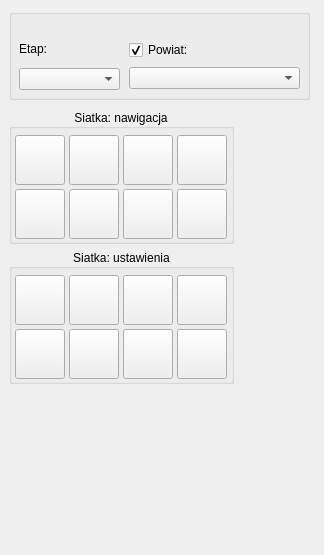
First picture: the form in moek_editor_dockwidget_base.ui, repository dszrek/moek_editor, before the edit.
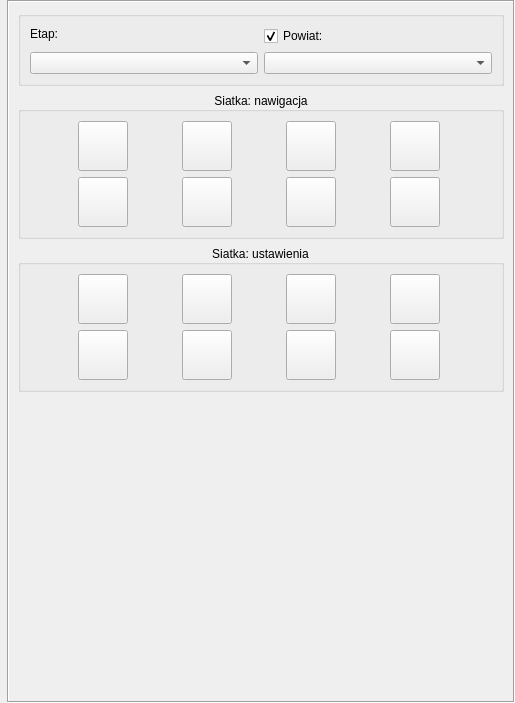
Second picture: the form after the edit.

Commit message: Porządki w .ui robione pod nowy system paneli

```diff
--- a/moek_editor_dockwidget_base.ui
+++ b/moek_editor_dockwidget_base.ui
@@ -6,16 +6,30 @@
    <rect>
     <x>0</x>
     <y>0</y>
-    <width>324</width>
-    <height>555</height>
+    <width>515</width>
+    <height>703</height>
    </rect>
   </property>
   <property name="minimumSize">
    <size>
-    <width>324</width>
-    <height>555</height>
+    <width>228</width>
+    <height>600</height>
    </size>
   </property>
+  <property name="font">
+   <font>
+    <family>Segoe UI</family>
+   </font>
+  </property>
+  <property name="styleSheet">
+   <string notr="true"/>
+  </property>
+  <property name="features">
+   <set>QDockWidget::DockWidgetClosable</set>
+  </property>
+  <property name="allowedAreas">
+   <set>Qt::LeftDockWidgetArea</set>
+  </property>
   <property name="windowTitle">
    <string>MOEK Editor</string>
   </property>
@@ -23,36 +37,63 @@
    <property name="enabled">
     <bool>true</bool>
    </property>
-   <layout class="QGridLayout" name="gridLayout">
-    <item row="0" column="0">
+   <layout class="QVBoxLayout" name="verticalLayout_2">
+    <property name="leftMargin">
+     <number>7</number>
+    </property>
+    <property name="topMargin">
+     <number>0</number>
+    </property>
+    <property name="rightMargin">
+     <number>0</number>
+    </property>
+    <property name="bottomMargin">
+     <number>0</number>
+    </property>
+    <item>
      <widget class="QScrollArea" name="widgetScrollArea">
+      <property name="sizePolicy">
+       <sizepolicy hsizetype="Expanding" vsizetype="Expanding">
+        <horstretch>0</horstretch>
+        <verstretch>0</verstretch>
+       </sizepolicy>
+      </property>
+      <property name="styleSheet">
+       <string notr="true"/>
+      </property>
       <property name="frameShape">
-       <enum>QFrame::NoFrame</enum>
+       <enum>QFrame::Box</enum>
       </property>
       <property name="frameShadow">
-       <enum>QFrame::Plain</enum>
+       <enum>QFrame::Sunken</enum>
+      </property>
+      <property name="verticalScrollBarPolicy">
+       <enum>Qt::ScrollBarAsNeeded</enum>
+      </property>
+      <property name="horizontalScrollBarPolicy">
+       <enum>Qt::ScrollBarAsNeeded</enum>
+      </property>
+      <property name="sizeAdjustPolicy">
+       <enum>QAbstractScrollArea::AdjustIgnored</enum>
       </property>
       <property name="widgetResizable">
        <bool>true</bool>
       </property>
+      <property name="alignment">
+       <set>Qt::AlignLeading|Qt::AlignLeft|Qt::AlignTop</set>
+      </property>
       <widget class="QWidget" name="scrollAreaWidgetContents">
        <property name="geometry">
         <rect>
          <x>0</x>
          <y>0</y>
-         <width>302</width>
-         <height>507</height>
+         <width>504</width>
+         <height>677</height>
         </rect>
        </property>
+       <layout class="QVBoxLayout" name="verticalLayout">
+        <item>
        <widget class="QGroupBox" name="tpBox">
-        <property name="geometry">
-         <rect>
-          <x>0</x>
-          <y>0</y>
-          <width>301</width>
-          <height>91</height>
-         </rect>
-        </property>
         <property name="title">
          <string/>
         </property>
@@ -65,15 +106,8 @@
         <property name="checked">
          <bool>false</bool>
         </property>
-        <widget class="QWidget" name="layoutWidget">
-         <property name="geometry">
-          <rect>
-           <x>120</x>
-           <y>30</y>
-           <width>171</width>
-           <height>51</height>
-          </rect>
-         </property>
+          <layout class="QGridLayout" name="gridLayout_3">
+           <item row="0" column="1">
          <layout class="QVBoxLayout" name="powiatLayout">
           <property name="spacing">
            <number>6</number>
@@ -107,16 +141,8 @@
            <widget class="QComboBox" name="powiatComboBox"/>
           </item>
          </layout>
-        </widget>
-        <widget class="QWidget" name="layoutWidget">
-         <property name="geometry">
-          <rect>
-           <x>10</x>
-           <y>30</y>
-           <width>101</width>
-           <height>51</height>
-          </rect>
-         </property>
+           </item>
+           <item row="0" column="0">
          <layout class="QVBoxLayout" name="teamLayout">
           <property name="spacing">
            <number>10</number>
@@ -141,20 +167,15 @@
            <widget class="QComboBox" name="teamComboBox"/>
           </item>
          </layout>
-        </widget>
-       </widget>
+           </item>
+          </layout>
+         </widget>
+        </item>
+        <item>
        <widget class="QGroupBox" name="gb_vn">
         <property name="enabled">
          <bool>true</bool>
         </property>
-        <property name="geometry">
-         <rect>
-          <x>0</x>
-          <y>100</y>
-          <width>225</width>
-          <height>135</height>
-         </rect>
-        </property>
         <property name="autoFillBackground">
          <bool>true</bool>
         </property>
@@ -170,58 +191,9 @@
         <property name="checkable">
          <bool>false</bool>
         </property>
-        <widget class="QPushButton" name="btn_vn_sel">
-         <property name="geometry">
-          <rect>
-           <x>6</x>
-           <y>26</y>
-           <width>50</width>
-           <height>50</height>
-          </rect>
-         </property>
-         <property name="sizePolicy">
-          <sizepolicy hsizetype="Fixed" vsizetype="Fixed">
-           <horstretch>0</horstretch>
-           <verstretch>0</verstretch>
-          </sizepolicy>
-         </property>
-         <property name="minimumSize">
-          <size>
-           <width>50</width>
-           <height>50</height>
-          </size>
-         </property>
-         <property name="focusPolicy">
-          <enum>Qt::NoFocus</enum>
-         </property>
-         <property name="toolTip">
-          <string/>
-         </property>
-         <property name="text">
-          <string/>
-         </property>
-         <property name="iconSize">
-          <size>
-           <width>40</width>
-           <height>40</height>
-          </size>
-         </property>
-         <property name="checkable">
-          <bool>true</bool>
-         </property>
-         <property name="flat">
-          <bool>false</bool>
-         </property>
-        </widget>
+          <layout class="QGridLayout" name="gridLayout">
+           <item row="0" column="1">
         <widget class="QPushButton" name="btn_vn_zoom">
-         <property name="geometry">
-          <rect>
-           <x>60</x>
-           <y>26</y>
-           <width>50</width>
-           <height>50</height>
-          </rect>
-         </property>
          <property name="sizePolicy">
           <sizepolicy hsizetype="Fixed" vsizetype="Fixed">
            <horstretch>0</horstretch>
@@ -256,15 +228,9 @@
           <bool>false</bool>
          </property>
         </widget>
+           </item>
+           <item row="0" column="2">
         <widget class="QPushButton" name="btn_vn_done">
-         <property name="geometry">
-          <rect>
-           <x>114</x>
-           <y>26</y>
-           <width>50</width>
-           <height>50</height>
-          </rect>
-         </property>
          <property name="sizePolicy">
           <sizepolicy hsizetype="Fixed" vsizetype="Fixed">
            <horstretch>0</horstretch>
@@ -299,95 +265,9 @@
           <bool>false</bool>
          </property>
         </widget>
-        <widget class="QPushButton" name="btn_prev">
-         <property name="geometry">
-          <rect>
-           <x>114</x>
-           <y>80</y>
-           <width>50</width>
-           <height>50</height>
-          </rect>
-         </property>
-         <property name="sizePolicy">
-          <sizepolicy hsizetype="Fixed" vsizetype="Fixed">
-           <horstretch>0</horstretch>
-           <verstretch>0</verstretch>
-          </sizepolicy>
-         </property>
-         <property name="minimumSize">
-          <size>
-           <width>50</width>
-           <height>50</height>
-          </size>
-         </property>
-         <property name="focusPolicy">
-          <enum>Qt::NoFocus</enum>
-         </property>
-         <property name="toolTip">
-          <string>wybierz pole</string>
-         </property>
-         <property name="text">
-          <string/>
-         </property>
-         <property name="iconSize">
-          <size>
-           <width>40</width>
-           <height>40</height>
-          </size>
-         </property>
-         <property name="checkable">
-          <bool>false</bool>
-         </property>
-        </widget>
-        <widget class="QPushButton" name="btn_next">
-         <property name="geometry">
-          <rect>
-           <x>168</x>
-           <y>80</y>
-           <width>50</width>
-           <height>50</height>
-          </rect>
-         </property>
-         <property name="sizePolicy">
-          <sizepolicy hsizetype="Fixed" vsizetype="Fixed">
-           <horstretch>0</horstretch>
-           <verstretch>0</verstretch>
-          </sizepolicy>
-         </property>
-         <property name="minimumSize">
-          <size>
-           <width>50</width>
-           <height>50</height>
-          </size>
-         </property>
-         <property name="focusPolicy">
-          <enum>Qt::NoFocus</enum>
-         </property>
-         <property name="toolTip">
-          <string>wybierz pole</string>
-         </property>
-         <property name="text">
-          <string/>
-         </property>
-         <property name="iconSize">
-          <size>
-           <width>40</width>
-           <height>40</height>
-          </size>
-         </property>
-         <property name="checkable">
-          <bool>false</bool>
-         </property>
-        </widget>
+           </item>
+           <item row="0" column="3">
         <widget class="QPushButton" name="btn_vn_doneF">
-         <property name="geometry">
-          <rect>
-           <x>168</x>
-           <y>26</y>
-           <width>50</width>
-           <height>50</height>
-          </rect>
-         </property>
          <property name="sizePolicy">
           <sizepolicy hsizetype="Fixed" vsizetype="Fixed">
            <horstretch>0</horstretch>
@@ -422,55 +302,9 @@
           <bool>false</bool>
          </property>
         </widget>
-        <widget class="QPushButton" name="btn_ge2q">
-         <property name="geometry">
-          <rect>
-           <x>60</x>
-           <y>80</y>
-           <width>50</width>
-           <height>50</height>
-          </rect>
-         </property>
-         <property name="sizePolicy">
-          <sizepolicy hsizetype="Fixed" vsizetype="Fixed">
-           <horstretch>0</horstretch>
-           <verstretch>0</verstretch>
-          </sizepolicy>
-         </property>
-         <property name="minimumSize">
-          <size>
-           <width>50</width>
-           <height>50</height>
-          </size>
-         </property>
-         <property name="focusPolicy">
-          <enum>Qt::NoFocus</enum>
-         </property>
-         <property name="toolTip">
-          <string>wybierz pole</string>
-         </property>
-         <property name="text">
-          <string/>
-         </property>
-         <property name="iconSize">
-          <size>
-           <width>40</width>
-           <height>40</height>
-          </size>
-         </property>
-         <property name="checkable">
-          <bool>false</bool>
-         </property>
-        </widget>
+           </item>
+           <item row="1" column="0">
         <widget class="QPushButton" name="btn_q2ge">
-         <property name="geometry">
-          <rect>
-           <x>6</x>
-           <y>80</y>
-           <width>50</width>
-           <height>50</height>
-          </rect>
-         </property>
          <property name="sizePolicy">
           <sizepolicy hsizetype="Fixed" vsizetype="Fixed">
            <horstretch>0</horstretch>
@@ -505,16 +339,154 @@
           <bool>false</bool>
          </property>
         </widget>
-       </widget>
+           </item>
+           <item row="1" column="1">
+            <widget class="QPushButton" name="btn_ge2q">
+             <property name="sizePolicy">
+              <sizepolicy hsizetype="Fixed" vsizetype="Fixed">
+               <horstretch>0</horstretch>
+               <verstretch>0</verstretch>
+              </sizepolicy>
+             </property>
+             <property name="minimumSize">
+              <size>
+               <width>50</width>
+               <height>50</height>
+              </size>
+             </property>
+             <property name="focusPolicy">
+              <enum>Qt::NoFocus</enum>
+             </property>
+             <property name="toolTip">
+              <string>wybierz pole</string>
+             </property>
+             <property name="text">
+              <string/>
+             </property>
+             <property name="iconSize">
+              <size>
+               <width>40</width>
+               <height>40</height>
+              </size>
+             </property>
+             <property name="checkable">
+              <bool>false</bool>
+             </property>
+            </widget>
+           </item>
+           <item row="1" column="2">
+            <widget class="QPushButton" name="btn_prev">
+             <property name="sizePolicy">
+              <sizepolicy hsizetype="Fixed" vsizetype="Fixed">
+               <horstretch>0</horstretch>
+               <verstretch>0</verstretch>
+              </sizepolicy>
+             </property>
+             <property name="minimumSize">
+              <size>
+               <width>50</width>
+               <height>50</height>
+              </size>
+             </property>
+             <property name="focusPolicy">
+              <enum>Qt::NoFocus</enum>
+             </property>
+             <property name="toolTip">
+              <string>wybierz pole</string>
+             </property>
+             <property name="text">
+              <string/>
+             </property>
+             <property name="iconSize">
+              <size>
+               <width>40</width>
+               <height>40</height>
+              </size>
+             </property>
+             <property name="checkable">
+              <bool>false</bool>
+             </property>
+            </widget>
+           </item>
+           <item row="1" column="3">
+            <widget class="QPushButton" name="btn_next">
+             <property name="sizePolicy">
+              <sizepolicy hsizetype="Fixed" vsizetype="Fixed">
+               <horstretch>0</horstretch>
+               <verstretch>0</verstretch>
+              </sizepolicy>
+             </property>
+             <property name="minimumSize">
+              <size>
+               <width>50</width>
+               <height>50</height>
+              </size>
+             </property>
+             <property name="focusPolicy">
+              <enum>Qt::NoFocus</enum>
+             </property>
+             <property name="toolTip">
+              <string>wybierz pole</string>
+             </property>
+             <property name="text">
+              <string/>
+             </property>
+             <property name="iconSize">
+              <size>
+               <width>40</width>
+               <height>40</height>
+              </size>
+             </property>
+             <property name="checkable">
+              <bool>false</bool>
+             </property>
+            </widget>
+           </item>
+           <item row="0" column="0">
+            <widget class="QToolButton" name="btn_vn_sel">
+             <property name="sizePolicy">
+              <sizepolicy hsizetype="Fixed" vsizetype="Fixed">
+               <horstretch>0</horstretch>
+               <verstretch>0</verstretch>
+              </sizepolicy>
+             </property>
+             <property name="minimumSize">
+              <size>
+               <width>50</width>
+               <height>50</height>
+              </size>
+             </property>
+             <property name="focusPolicy">
+              <enum>Qt::NoFocus</enum>
+             </property>
+             <property name="toolTip">
+              <string/>
+             </property>
+             <property name="text">
+              <string/>
+             </property>
+             <property name="iconSize">
+              <size>
+               <width>40</width>
+               <height>40</height>
+              </size>
+             </property>
+             <property name="checkable">
+              <bool>true</bool>
+             </property>
+             <property name="toolButtonStyle">
+              <enum>Qt::ToolButtonIconOnly</enum>
+             </property>
+             <property name="autoRaise">
+              <bool>false</bool>
+             </property>
+            </widget>
+           </item>
+          </layout>
+         </widget>
+        </item>
+        <item>
        <widget class="QGroupBox" name="gb_vn_2">
-        <property name="geometry">
-         <rect>
-          <x>0</x>
-          <y>240</y>
-          <width>225</width>
-          <height>135</height>
-         </rect>
-        </property>
         <property name="autoFillBackground">
          <bool>true</bool>
         </property>
@@ -527,15 +499,9 @@
         <property name="flat">
          <bool>false</bool>
         </property>
+          <layout class="QGridLayout" name="gridLayout_2">
+           <item row="0" column="0">
         <widget class="QPushButton" name="btn_vn_setup">
-         <property name="geometry">
-          <rect>
-           <x>6</x>
-           <y>26</y>
-           <width>50</width>
-           <height>50</height>
-          </rect>
-         </property>
          <property name="sizePolicy">
           <sizepolicy hsizetype="Fixed" vsizetype="Fixed">
            <horstretch>0</horstretch>
@@ -570,15 +536,9 @@
           <bool>false</bool>
          </property>
         </widget>
+           </item>
+           <item row="0" column="1">
         <widget class="QPushButton" name="btn_vn_pow_sel">
-         <property name="geometry">
-          <rect>
-           <x>60</x>
-           <y>26</y>
-           <width>50</width>
-           <height>50</height>
-          </rect>
-         </property>
          <property name="sizePolicy">
           <sizepolicy hsizetype="Fixed" vsizetype="Fixed">
            <horstretch>0</horstretch>
@@ -613,15 +573,9 @@
           <bool>false</bool>
          </property>
         </widget>
+           </item>
+           <item row="0" column="2">
         <widget class="QPushButton" name="btn_vn_polysel">
-         <property name="geometry">
-          <rect>
-           <x>114</x>
-           <y>26</y>
-           <width>50</width>
-           <height>50</height>
-          </rect>
-         </property>
          <property name="sizePolicy">
           <sizepolicy hsizetype="Fixed" vsizetype="Fixed">
            <horstretch>0</horstretch>
@@ -656,95 +610,9 @@
           <bool>false</bool>
          </property>
         </widget>
-        <widget class="QPushButton" name="btn_prev_2">
-         <property name="geometry">
-          <rect>
-           <x>114</x>
-           <y>80</y>
-           <width>50</width>
-           <height>50</height>
-          </rect>
-         </property>
-         <property name="sizePolicy">
-          <sizepolicy hsizetype="Fixed" vsizetype="Fixed">
-           <horstretch>0</horstretch>
-           <verstretch>0</verstretch>
-          </sizepolicy>
-         </property>
-         <property name="minimumSize">
-          <size>
-           <width>50</width>
-           <height>50</height>
-          </size>
-         </property>
-         <property name="focusPolicy">
-          <enum>Qt::NoFocus</enum>
-         </property>
-         <property name="toolTip">
-          <string>wybierz pole</string>
-         </property>
-         <property name="text">
-          <string/>
-         </property>
-         <property name="iconSize">
-          <size>
-           <width>40</width>
-           <height>40</height>
-          </size>
-         </property>
-         <property name="checkable">
-          <bool>false</bool>
-         </property>
-        </widget>
-        <widget class="QPushButton" name="btn_next_2">
-         <property name="geometry">
-          <rect>
-           <x>168</x>
-           <y>80</y>
-           <width>50</width>
-           <height>50</height>
-          </rect>
-         </property>
-         <property name="sizePolicy">
-          <sizepolicy hsizetype="Fixed" vsizetype="Fixed">
-           <horstretch>0</horstretch>
-           <verstretch>0</verstretch>
-          </sizepolicy>
-         </property>
-         <property name="minimumSize">
-          <size>
-           <width>50</width>
-           <height>50</height>
-          </size>
-         </property>
-         <property name="focusPolicy">
-          <enum>Qt::NoFocus</enum>
-         </property>
-         <property name="toolTip">
-          <string>wybierz pole</string>
-         </property>
-         <property name="text">
-          <string/>
-         </property>
-         <property name="iconSize">
-          <size>
-           <width>40</width>
-           <height>40</height>
-          </size>
-         </property>
-         <property name="checkable">
-          <bool>false</bool>
-         </property>
-        </widget>
+           </item>
+           <item row="0" column="3">
         <widget class="QPushButton" name="btn_vn_unsel">
-         <property name="geometry">
-          <rect>
-           <x>168</x>
-           <y>26</y>
-           <width>50</width>
-           <height>50</height>
-          </rect>
-         </property>
          <property name="sizePolicy">
           <sizepolicy hsizetype="Fixed" vsizetype="Fixed">
            <horstretch>0</horstretch>
@@ -779,58 +647,46 @@
           <bool>false</bool>
          </property>
         </widget>
-        <widget class="QPushButton" name="btn_vn_sub">
-         <property name="geometry">
-          <rect>
-           <x>60</x>
-           <y>80</y>
-           <width>50</width>
-           <height>50</height>
-          </rect>
-         </property>
-         <property name="sizePolicy">
-          <sizepolicy hsizetype="Fixed" vsizetype="Fixed">
-           <horstretch>0</horstretch>
-           <verstretch>0</verstretch>
-          </sizepolicy>
-         </property>
-         <property name="minimumSize">
-          <size>
-           <width>50</width>
-           <height>50</height>
-          </size>
-         </property>
-         <property name="focusPolicy">
-          <enum>Qt::NoFocus</enum>
-         </property>
-         <property name="toolTip">
-          <string>wybierz pole</string>
-         </property>
-         <property name="text">
-          <string/>
-         </property>
-         <property name="iconSize">
-          <size>
-           <width>40</width>
-           <height>40</height>
-          </size>
-         </property>
-         <property name="checkable">
-          <bool>false</bool>
-         </property>
-         <property name="flat">
-          <bool>false</bool>
-         </property>
-        </widget>
+           </item>
+           <item row="1" column="0">
         <widget class="QPushButton" name="btn_vn_add">
-         <property name="geometry">
-          <rect>
-           <x>6</x>
-           <y>80</y>
+             <property name="sizePolicy">
+              <sizepolicy hsizetype="Fixed" vsizetype="Fixed">
+               <horstretch>0</horstretch>
+               <verstretch>0</verstretch>
+              </sizepolicy>
+             </property>
+             <property name="minimumSize">
+              <size>
            <width>50</width>
            <height>50</height>
-          </rect>
-         </property>
+              </size>
+             </property>
+             <property name="focusPolicy">
+              <enum>Qt::NoFocus</enum>
+             </property>
+             <property name="toolTip">
+              <string>wybierz pole</string>
+             </property>
+             <property name="text">
+              <string/>
+             </property>
+             <property name="iconSize">
+              <size>
+               <width>40</width>
+               <height>40</height>
+              </size>
+             </property>
+             <property name="checkable">
+              <bool>false</bool>
+             </property>
+             <property name="flat">
+              <bool>false</bool>
+             </property>
+            </widget>
+           </item>
+           <item row="1" column="1">
+            <widget class="QPushButton" name="btn_vn_sub">
          <property name="sizePolicy">
           <sizepolicy hsizetype="Fixed" vsizetype="Fixed">
            <horstretch>0</horstretch>
@@ -865,7 +721,113 @@
           <bool>false</bool>
          </property>
         </widget>
-       </widget>
+           </item>
+           <item row="1" column="2">
+            <widget class="QPushButton" name="btn_prev_2">
+             <property name="sizePolicy">
+              <sizepolicy hsizetype="Fixed" vsizetype="Fixed">
+               <horstretch>0</horstretch>
+               <verstretch>0</verstretch>
+              </sizepolicy>
+             </property>
+             <property name="minimumSize">
+              <size>
+               <width>50</width>
+               <height>50</height>
+              </size>
+             </property>
+             <property name="focusPolicy">
+              <enum>Qt::NoFocus</enum>
+             </property>
+             <property name="toolTip">
+              <string>wybierz pole</string>
+             </property>
+             <property name="text">
+              <string/>
+             </property>
+             <property name="iconSize">
+              <size>
+               <width>40</width>
+               <height>40</height>
+              </size>
+             </property>
+             <property name="checkable">
+              <bool>false</bool>
+             </property>
+            </widget>
+           </item>
+           <item row="1" column="3">
+            <widget class="QPushButton" name="btn_next_2">
+             <property name="sizePolicy">
+              <sizepolicy hsizetype="Fixed" vsizetype="Fixed">
+               <horstretch>0</horstretch>
+               <verstretch>0</verstretch>
+              </sizepolicy>
+             </property>
+             <property name="minimumSize">
+              <size>
+               <width>50</width>
+               <height>50</height>
+              </size>
+             </property>
+             <property name="focusPolicy">
+              <enum>Qt::NoFocus</enum>
+             </property>
+             <property name="toolTip">
+              <string>wybierz pole</string>
+             </property>
+             <property name="text">
+              <string/>
+             </property>
+             <property name="iconSize">
+              <size>
+               <width>40</width>
+               <height>40</height>
+              </size>
+             </property>
+             <property name="checkable">
+              <bool>false</bool>
+             </property>
+            </widget>
+           </item>
+          </layout>
+         </widget>
+        </item>
+        <item>
+         <widget class="QFrame" name="frm_main">
+          <layout class="QVBoxLayout" name="vl_main">
+           <property name="spacing">
+            <number>0</number>
+           </property>
+           <property name="leftMargin">
+            <number>0</number>
+           </property>
+           <property name="topMargin">
+            <number>0</number>
+           </property>
+           <property name="rightMargin">
+            <number>0</number>
+           </property>
+           <property name="bottomMargin">
+            <number>0</number>
+           </property>
+          </layout>
+         </widget>
+        </item>
+        <item>
+         <spacer name="verticalSpacer">
+          <property name="orientation">
+           <enum>Qt::Vertical</enum>
+          </property>
+          <property name="sizeHint" stdset="0">
+           <size>
+            <width>20</width>
+            <height>40</height>
+           </size>
+          </property>
+         </spacer>
+        </item>
+       </layout>
       </widget>
      </widget>
     </item>
```
Lines whose indentation alone changed are shown as unchanged.
